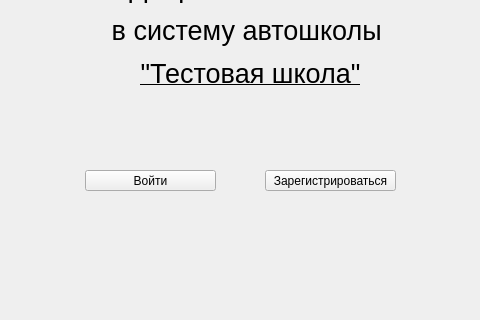
Above: src/welcomeformwidget.ui from CherMiTT/drive_school_client before the change; both pictures show x 155 to 635 and y 260 to 580 of the 800 by 800 pixel window. Below: the same form after it.
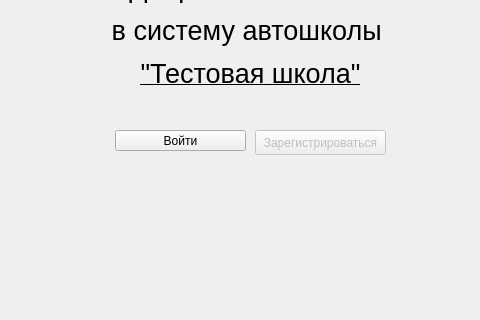
That is the form after the change.

```diff
--- a/src/welcomeformwidget.ui
+++ b/src/welcomeformwidget.ui
@@ -35,8 +35,8 @@
   <widget class="QPushButton" name="enterPushButton">
    <property name="geometry">
     <rect>
-     <x>240</x>
-     <y>430</y>
+     <x>270</x>
+     <y>390</y>
      <width>131</width>
      <height>21</height>
     </rect>
@@ -46,12 +46,15 @@
    </property>
   </widget>
   <widget class="QPushButton" name="registerPushButton">
+   <property name="enabled">
+    <bool>false</bool>
+   </property>
    <property name="geometry">
     <rect>
-     <x>420</x>
-     <y>430</y>
+     <x>410</x>
+     <y>390</y>
      <width>131</width>
-     <height>21</height>
+     <height>25</height>
     </rect>
    </property>
    <property name="text">
```
Left out of the diff: 3 changed lines with no effect on the pictures.
